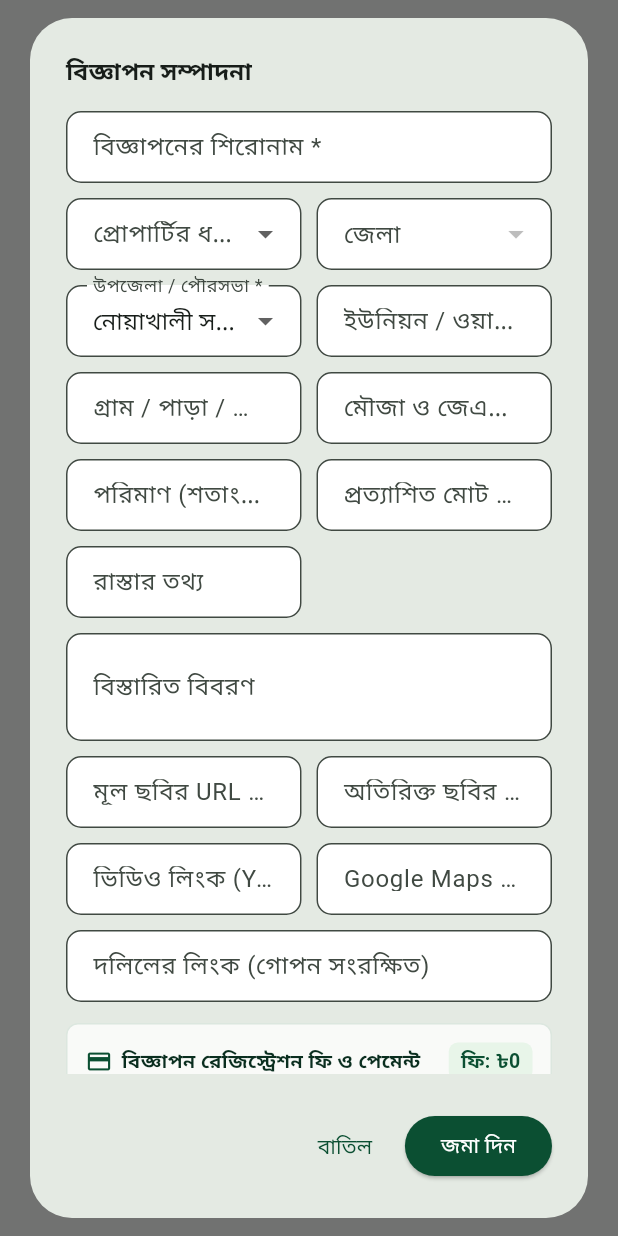
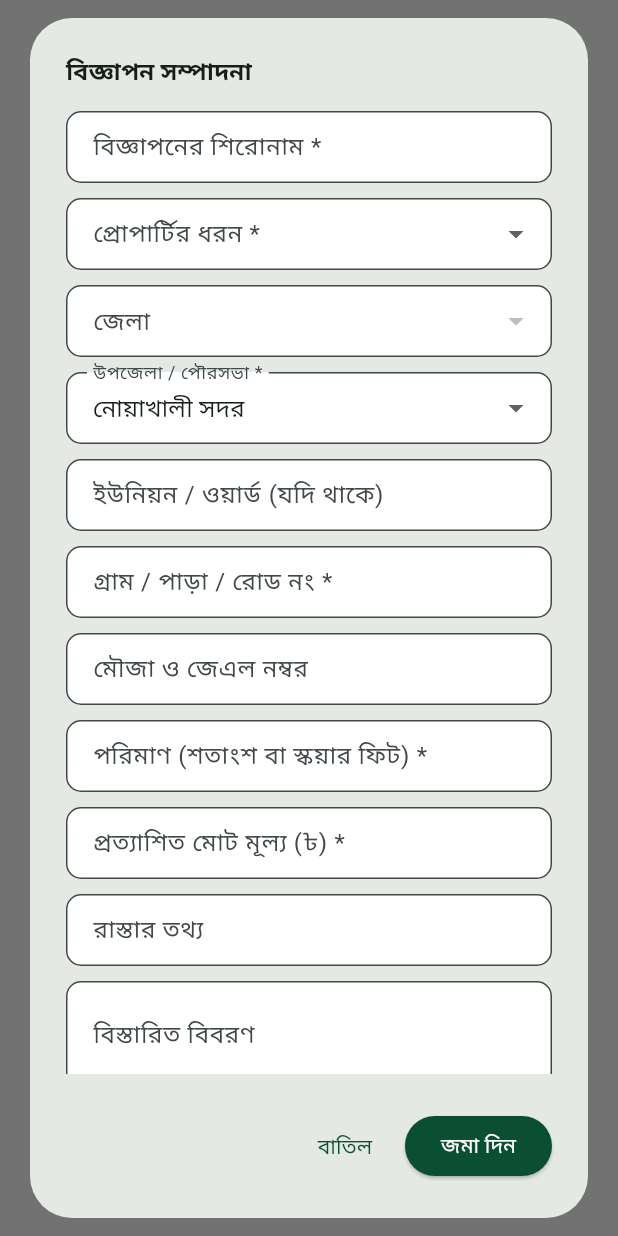
Before and after one commit to mhcybroot/landtrust-bhumisetu, a Flutter app: what show() shows on an empty page, opened directly with empty values, on a phone screen of 412 x 824 dp. Run offline on Flutter 3.47's test engine with Material 3 defaults, Android fonts, the phone set to English and light mode, and no system bars; our stand-ins replace shared_preferences; accounts and stored records are empty; network calls fail.

Commit message:
fix(seller): resolve dry layout crash, payment dropdown overflow, and touch interception on seller views

```diff
--- a/frontend/lib/modules/member_portal/widgets/listing_form_dialog.dart
+++ b/frontend/lib/modules/member_portal/widgets/listing_form_dialog.dart
@@ -1,5 +1,4 @@
 import 'package:flutter/material.dart';
-import 'package:landtrust_app/core/animations/bouncing_pressable.dart';
 import 'package:landtrust_app/core/utils/location_hierarchy_helper.dart';
 import 'listing_payment_section.dart';
 
@@ -56,6 +55,58 @@ class ListingFormDialog {
           final fee = LocationHierarchyHelper.calculateListingFee(settings: settings, landType: landType, isFeatured: isFeatured);
           final subAreaLabel = locs.isNotEmpty ? LocationHierarchyHelper.getSubAreaLabel(locs, upazila) : 'ইউনিয়ন / ওয়ার্ড';
 
+          final fields = <Widget>[
+            DropdownButtonFormField<String>(
+              key: ValueKey('lt_$landType'), initialValue: landType, isExpanded: true,
+              decoration: const InputDecoration(labelText: 'প্রোপার্টির ধরন *', isDense: true),
+              items: ['আবাসিক', 'কৃষি', 'ফ্ল্যাট / অ্যাপার্টমেন্ট', 'বাণিজ্যিক', 'ভিটা জমি', 'বাগান বাড়ি'].map((t) => DropdownMenuItem(value: t, child: Text(t, overflow: TextOverflow.ellipsis))).toList(),
+              onChanged: (v) => setDialogState(() => landType = v!),
+            ),
+            DropdownButtonFormField<String>(
+              key: ValueKey('dist_$district'), initialValue: district, isExpanded: true,
+              decoration: const InputDecoration(labelText: 'জেলা', isDense: true),
+              items: districts.map((d) => DropdownMenuItem(value: d, child: Text(d, overflow: TextOverflow.ellipsis))).toList(),
+              onChanged: (v) => setDialogState(() {
+                district = v!;
+                areas = locs.isNotEmpty ? LocationHierarchyHelper.getAllAreaNames(locs, district: district) : getUpazilas(district);
+                upazila = areas.first;
+                subAreas = locs.isNotEmpty ? LocationHierarchyHelper.getSubAreas(locs, upazila) : [];
+                subArea = subAreas.isNotEmpty ? subAreas.first : '';
+              }),
+            ),
+            DropdownButtonFormField<String>(
+              key: ValueKey('upz_${district}_$upazila'), initialValue: upazila, isExpanded: true,
+              decoration: const InputDecoration(labelText: 'উপজেলা / পৌরসভা *', isDense: true),
+              items: areas.map((u) => DropdownMenuItem(value: u, child: Text(u, overflow: TextOverflow.ellipsis))).toList(),
+              onChanged: (v) => setDialogState(() {
+                upazila = v!;
+                subAreas = locs.isNotEmpty ? LocationHierarchyHelper.getSubAreas(locs, upazila) : [];
+                subArea = subAreas.isNotEmpty ? subAreas.first : '';
+              }),
+            ),
+            if (subAreas.isNotEmpty)
+              DropdownButtonFormField<String>(
+                key: ValueKey('sub_${upazila}_$subArea'), initialValue: subArea.isNotEmpty ? subArea : subAreas.first, isExpanded: true,
+                decoration: InputDecoration(labelText: '$subAreaLabel *', isDense: true),
+                items: subAreas.map((s) => DropdownMenuItem(value: s, child: Text(s, overflow: TextOverflow.ellipsis))).toList(),
+                onChanged: (v) => setDialogState(() => subArea = v!),
+              )
+            else
+              TextField(controller: subAreaCtrl, onChanged: (v) => subArea = v, decoration: InputDecoration(labelText: '$subAreaLabel (যদি থাকে)', isDense: true)),
+            TextField(controller: areaNameCtrl, decoration: const InputDecoration(labelText: 'গ্রাম / পাড়া / রোড নং *', isDense: true)),
+            TextField(controller: mouzaCtrl, decoration: const InputDecoration(labelText: 'মৌজা ও জেএল নম্বর', isDense: true)),
+            TextField(controller: areaDecCtrl, keyboardType: TextInputType.number, decoration: const InputDecoration(labelText: 'পরিমাণ (শতাংশ বা স্কয়ার ফিট) *', isDense: true)),
+            TextField(controller: priceCtrl, keyboardType: TextInputType.number, decoration: const InputDecoration(labelText: 'প্রত্যাশিত মোট মূল্য (৳) *', isDense: true)),
+            TextField(controller: roadCtrl, decoration: const InputDecoration(labelText: 'রাস্তার তথ্য', isDense: true)),
+          ];
+
+          final mediaFields = <Widget>[
+            TextField(controller: imgCtrl, decoration: const InputDecoration(labelText: 'মূল ছবির URL বা Base64', isDense: true)),
+            TextField(controller: extraImgsCtrl, decoration: const InputDecoration(labelText: 'অতিরিক্ত ছবির URL (||| দিয়ে)', isDense: true)),
+            TextField(controller: videoCtrl, decoration: const InputDecoration(labelText: 'ভিডিও লিংক (YouTube)', isDense: true)),
+            TextField(controller: mapCtrl, decoration: const InputDecoration(labelText: 'Google Maps লিংক', isDense: true)),
+          ];
+
           return AlertDialog(
             insetPadding: EdgeInsets.symmetric(horizontal: isMobile ? 10 : 20, vertical: 12),
             title: Text(existing != null ? 'বিজ্ঞাপন সম্পাদনা' : 'নতুন জমি / ফ্ল্যাটের বিজ্ঞাপন জমা দিন', style: const TextStyle(fontWeight: FontWeight.bold, fontSize: 16)),
@@ -67,59 +118,17 @@ class ListingFormDialog {
                   children: [
                     TextField(controller: titleCtrl, decoration: const InputDecoration(labelText: 'বিজ্ঞাপনের শিরোনাম *', isDense: true)),
                     const SizedBox(height: 10),
-                    Wrap(spacing: 10, runSpacing: 10, children: [
-                      _w(isMobile, DropdownButtonFormField<String>(
-                        key: ValueKey('lt_$landType'), initialValue: landType, isExpanded: true,
-                        decoration: const InputDecoration(labelText: 'প্রোপার্টির ধরন *', isDense: true),
-                        items: ['আবাসিক', 'কৃষি', 'ফ্ল্যাট / অ্যাপার্টমেন্ট', 'বাণিজ্যিক', 'ভিটা জমি', 'বাগান বাড়ি'].map((t) => DropdownMenuItem(value: t, child: Text(t, overflow: TextOverflow.ellipsis))).toList(),
-                        onChanged: (v) => setDialogState(() => landType = v!),
-                      )),
-                      _w(isMobile, DropdownButtonFormField<String>(
-                        key: ValueKey('dist_$district'), initialValue: district, isExpanded: true,
-                        decoration: const InputDecoration(labelText: 'জেলা', isDense: true),
-                        items: districts.map((d) => DropdownMenuItem(value: d, child: Text(d, overflow: TextOverflow.ellipsis))).toList(),
-                        onChanged: (v) => setDialogState(() {
-                          district = v!;
-                          areas = locs.isNotEmpty ? LocationHierarchyHelper.getAllAreaNames(locs, district: district) : getUpazilas(district);
-                          upazila = areas.first;
-                          subAreas = locs.isNotEmpty ? LocationHierarchyHelper.getSubAreas(locs, upazila) : [];
-                          subArea = subAreas.isNotEmpty ? subAreas.first : '';
-                        }),
-                      )),
-                      _w(isMobile, DropdownButtonFormField<String>(
-                        key: ValueKey('upz_${district}_$upazila'), initialValue: upazila, isExpanded: true,
-                        decoration: const InputDecoration(labelText: 'উপজেলা / পৌরসভা *', isDense: true),
-                        items: areas.map((u) => DropdownMenuItem(value: u, child: Text(u, overflow: TextOverflow.ellipsis))).toList(),
-                        onChanged: (v) => setDialogState(() {
-                          upazila = v!;
-                          subAreas = locs.isNotEmpty ? LocationHierarchyHelper.getSubAreas(locs, upazila) : [];
-                          subArea = subAreas.isNotEmpty ? subAreas.first : '';
-                        }),
-                      )),
-                      if (subAreas.isNotEmpty)
-                        _w(isMobile, DropdownButtonFormField<String>(
-                          key: ValueKey('sub_${upazila}_$subArea'), initialValue: subArea.isNotEmpty ? subArea : subAreas.first, isExpanded: true,
-                          decoration: InputDecoration(labelText: '$subAreaLabel *', isDense: true),
-                          items: subAreas.map((s) => DropdownMenuItem(value: s, child: Text(s, overflow: TextOverflow.ellipsis))).toList(),
-                          onChanged: (v) => setDialogState(() => subArea = v!),
-                        ))
+                    if (isMobile)
+                      ...fields.map((f) => Padding(padding: const EdgeInsets.only(bottom: 10), child: f))
                     else
-                        _w(isMobile, TextField(controller: subAreaCtrl, onChanged: (v) => subArea = v, decoration: InputDecoration(labelText: '$subAreaLabel (যদি থাকে)', isDense: true))),
-                      _w(isMobile, TextField(controller: areaNameCtrl, decoration: const InputDecoration(labelText: 'গ্রাম / পাড়া / রোড নং *', isDense: true))),
-                      _w(isMobile, TextField(controller: mouzaCtrl, decoration: const InputDecoration(labelText: 'মৌজা ও জেএল নম্বর', isDense: true))),
-                      _w(isMobile, TextField(controller: areaDecCtrl, keyboardType: TextInputType.number, decoration: const InputDecoration(labelText: 'পরিমাণ (শতাংশ বা স্কয়ার ফিট) *', isDense: true))),
-                      _w(isMobile, TextField(controller: priceCtrl, keyboardType: TextInputType.number, decoration: const InputDecoration(labelText: 'প্রত্যাশিত মোট মূল্য (৳) *', isDense: true))),
-                      _w(isMobile, TextField(controller: roadCtrl, decoration: const InputDecoration(labelText: 'রাস্তার তথ্য', isDense: true))),
-                    ]),
+                      Wrap(spacing: 10, runSpacing: 10, children: fields.map((f) => SizedBox(width: 325, child: f)).toList()),
                     const SizedBox(height: 10),
                     TextField(controller: descCtrl, maxLines: 2, decoration: const InputDecoration(labelText: 'বিস্তারিত বিবরণ', isDense: true)),
                     const SizedBox(height: 10),
-                    Wrap(spacing: 10, runSpacing: 10, children: [
-                      _w(isMobile, TextField(controller: imgCtrl, decoration: const InputDecoration(labelText: 'মূল ছবির URL বা Base64', isDense: true))),
-                      _w(isMobile, TextField(controller: extraImgsCtrl, decoration: const InputDecoration(labelText: 'অতিরিক্ত ছবির URL (||| দিয়ে)', isDense: true))),
-                      _w(isMobile, TextField(controller: videoCtrl, decoration: const InputDecoration(labelText: 'ভিডিও লিংক (YouTube)', isDense: true))),
-                      _w(isMobile, TextField(controller: mapCtrl, decoration: const InputDecoration(labelText: 'Google Maps লিংক', isDense: true))),
-                    ]),
+                    if (isMobile)
+                      ...mediaFields.map((f) => Padding(padding: const EdgeInsets.only(bottom: 10), child: f))
+                    else
+                      Wrap(spacing: 10, runSpacing: 10, children: mediaFields.map((f) => SizedBox(width: 325, child: f)).toList()),
                     const SizedBox(height: 10),
                     TextField(controller: docCtrl, decoration: const InputDecoration(labelText: 'দলিলের লিংক (গোপন সংরক্ষিত)', isDense: true)),
                     const SizedBox(height: 14),
@@ -134,11 +143,11 @@ class ListingFormDialog {
                 ),
               ),
             ),
+            actionsAlignment: MainAxisAlignment.end,
+            actionsOverflowButtonSpacing: 8,
             actions: [
-              BouncingPressable(onTap: () => Navigator.pop(ctx), child: TextButton(onPressed: () => Navigator.pop(ctx), child: const Text('বাতিল'))),
-              BouncingPressable(
-                onTap: submitting ? null : () {},
-                child: ElevatedButton(
+              TextButton(onPressed: () => Navigator.pop(ctx), child: const Text('বাতিল')),
+              ElevatedButton(
                 style: ElevatedButton.styleFrom(backgroundColor: const Color(0xFF0B4F32), foregroundColor: Colors.white),
                 onPressed: submitting ? null : () async {
                   if (titleCtrl.text.trim().isEmpty || areaDecCtrl.text.trim().isEmpty || priceCtrl.text.trim().isEmpty) {
@@ -152,27 +161,17 @@ class ListingFormDialog {
                   setDialogState(() => submitting = true);
                   try {
                     await onSubmit({
-                        'title': titleCtrl.text.trim(),
-                        'landType': landType,
-                        'district': district,
-                        'upazila': upazila,
-                        'subArea': subArea,
-                        'areaName': areaNameCtrl.text.trim(),
-                        'mouzaName': mouzaCtrl.text.trim(),
+                      'title': titleCtrl.text.trim(), 'landType': landType,
+                      'district': district, 'upazila': upazila, 'subArea': subArea,
+                      'areaName': areaNameCtrl.text.trim(), 'mouzaName': mouzaCtrl.text.trim(),
                       'areaDecimal': double.tryParse(areaDecCtrl.text.trim()) ?? 0,
                       'expectedPriceBdt': double.tryParse(priceCtrl.text.trim()) ?? 0,
-                        'roadAccessInfo': roadCtrl.text.trim(),
-                        'description': descCtrl.text.trim(),
-                        'imageUrl': imgCtrl.text.trim(),
-                        'additionalImageUrls': extraImgsCtrl.text.trim(),
-                        'videoUrl': videoCtrl.text.trim(),
-                        'mapLink': mapCtrl.text.trim(),
-                        'privateDocumentUrl': docCtrl.text.trim(),
-                        'isFeatured': isFeatured,
-                        'listingFeeChargedBdt': fee,
-                        'paymentMethod': selectedMethod,
-                        'senderPhone': senderPhoneCtrl.text.trim(),
-                        'transactionId': trxIdCtrl.text.trim(),
+                      'roadAccessInfo': roadCtrl.text.trim(), 'description': descCtrl.text.trim(),
+                      'imageUrl': imgCtrl.text.trim(), 'additionalImageUrls': extraImgsCtrl.text.trim(),
+                      'videoUrl': videoCtrl.text.trim(), 'mapLink': mapCtrl.text.trim(),
+                      'privateDocumentUrl': docCtrl.text.trim(), 'isFeatured': isFeatured,
+                      'listingFeeChargedBdt': fee, 'paymentMethod': selectedMethod,
+                      'senderPhone': senderPhoneCtrl.text.trim(), 'transactionId': trxIdCtrl.text.trim(),
                     });
                     if (context.mounted) Navigator.pop(ctx);
                   } catch (e) {
@@ -183,13 +182,10 @@ class ListingFormDialog {
                 },
                 child: submitting ? const SizedBox(width: 16, height: 16, child: CircularProgressIndicator(strokeWidth: 2, color: Colors.white)) : const Text('জমা দিন'),
               ),
-              ),
             ],
           );
         },
       ),
     );
   }
-
-  static Widget _w(bool isMobile, Widget child) => LayoutBuilder(builder: (ctx, constraints) => SizedBox(width: isMobile ? constraints.maxWidth : (constraints.maxWidth - 10) / 2, child: child));
 }
--- a/frontend/lib/modules/member_portal/widgets/listing_payment_section.dart
+++ b/frontend/lib/modules/member_portal/widgets/listing_payment_section.dart
@@ -72,6 +72,7 @@ class ListingPaymentSection extends StatelessWidget {
           if (paymentMethods.isNotEmpty)
             DropdownButtonFormField<String>(
               key: ValueKey('method_$selectedMethod'),
+              isExpanded: true,
               initialValue: paymentMethods.any((m) => m['providerName'] == selectedMethod)
                   ? selectedMethod
                   : paymentMethods.first['providerName'].toString(),
@@ -79,7 +80,7 @@ class ListingPaymentSection extends StatelessWidget {
               items: paymentMethods
                   .map((m) => DropdownMenuItem(
                         value: m['providerName'].toString(),
-                        child: Text('${m['providerName']} (${m['accountNumber'] ?? ''})', style: const TextStyle(fontSize: 12)),
+                        child: Text('${m['providerName']} (${m['accountNumber'] ?? ''})', style: const TextStyle(fontSize: 12), overflow: TextOverflow.ellipsis),
                       ))
                   .toList(),
               onChanged: (val) {
@@ -91,6 +92,21 @@ class ListingPaymentSection extends StatelessWidget {
             Text(currentMethod['instructions'].toString(), style: const TextStyle(fontSize: 11, color: Colors.blueGrey)),
           ],
           const SizedBox(height: 8),
+          if (isMobile) ...[
+            TextField(
+              controller: senderPhoneCtrl,
+              keyboardType: TextInputType.phone,
+              decoration: const InputDecoration(labelText: 'প্রেরক মোবাইল নম্বর *', isDense: true),
+            ),
+            const SizedBox(height: 8),
+            OtpDigitBoxPulseTransition(
+              isFocused: trxIdCtrl.text.isNotEmpty,
+              child: TextField(
+                controller: trxIdCtrl,
+                decoration: const InputDecoration(labelText: 'ট্রানজেকশন আইডি (TrxID) *', isDense: true),
+              ),
+            ),
+          ] else ...[
             Row(
               children: [
                 Expanded(
@@ -113,6 +129,7 @@ class ListingPaymentSection extends StatelessWidget {
               ],
             ),
           ],
+        ],
       ),
     );
   }
```
Also changed, not shown: frontend/lib/modules/member_portal/widgets/private_document_preview_dialog.dart (+6 -8 lines), frontend/lib/modules/member_portal/widgets/seller_workspace_view.dart (+5 -21 lines), 3 other files. Lines whose indentation alone changed are shown as unchanged.
